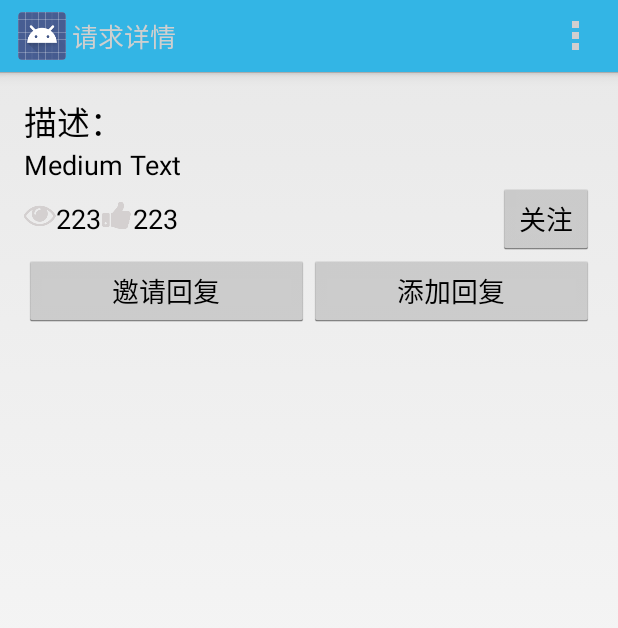
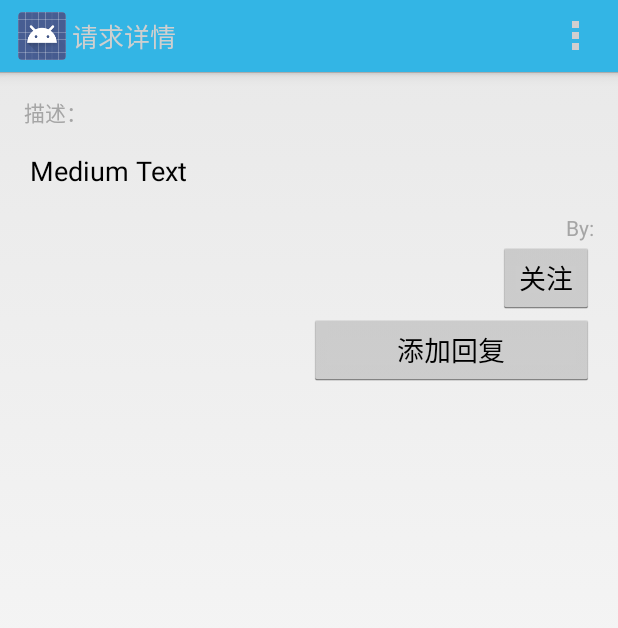
Before and after one commit to kyowang/Waneye_01, an Android app: the StarEyeDetailActivity screen opened directly, with no data from a screen before it, on a phone screen of 412 x 824 dp. Shown: the top 628 px of the screen. Run offline under Robolectric (Android 15) with nearby library versions, the phone set to English and light mode, and no system bars; libraries missing offline, so code that uses them is left out: com.baidu.mapapi; 2 statements that could not run were skipped.

Commit message:
fix bugs. hide message tab

```diff
--- a/app/src/main/java/com/example/wechatsample/StarEyeDetailActivity.java
+++ b/app/src/main/java/com/example/wechatsample/StarEyeDetailActivity.java
@@ -32,6 +32,7 @@ public class StarEyeDetailActivity extends Activity {
     private TextView mTVDescription;
     private String mUserName;
     private Integer mStarEyeInstance;
+    private TextView mTVByUser;
     private LatLng mLatLng = null;
     private Button mBtAnswer;
     private LinearLayout mLLAnswers;
@@ -41,12 +42,14 @@ public class StarEyeDetailActivity extends Activity {
         super.onCreate(savedInstanceState);
         setContentView(R.layout.activity_star_eye_detail);
         mTVDescription = (TextView) findViewById(R.id.tv_description);
+        mTVByUser = (TextView) findViewById(R.id.tv_byuser);
         mIntentMe = getIntent();
         mBundleData = mIntentMe.getExtras();
         if(! mBundleData.isEmpty())
         {
             mUserName = mBundleData.getString("username","");
-            mTVDescription.setText(mBundleData.getCharSequence("description") + "\nBy:" + mUserName);
+            mTVDescription.setText(mBundleData.getCharSequence("description"));
+            mTVByUser.setText("By:" + mUserName);
             mStarEyeInstance = mBundleData.getInt("instanceId",0);
             mLatLng = new LatLng(mBundleData.getDouble("latitude"),mBundleData.getDouble("longitude"));
         }
@@ -126,7 +129,7 @@ public class StarEyeDetailActivity extends Activity {
         ArrayList<LinearLayout> lls = new ArrayList<LinearLayout>();
         DisplayMetrics dm = getResources().getDisplayMetrics();
         final int height = (int) TypedValue.applyDimension(TypedValue.COMPLEX_UNIT_DIP, 150, dm);
-        Log.d("getLinearLayoutsFromJson: height = ",height+"");
+        Log.d("get: height = ",height+"");
         JSONArray ja = new JSONArray(json);
         for( int i = 0; i < ja.length(); i++)
         {
--- a/app/src/main/res/layout/activity_star_eye_detail.xml
+++ b/app/src/main/res/layout/activity_star_eye_detail.xml
@@ -1,6 +1,6 @@
 <RelativeLayout xmlns:android="http://schemas.android.com/apk/res/android"
     xmlns:tools="http://schemas.android.com/tools" android:layout_width="match_parent"
-    android:layout_height="match_parent" android:paddingLeft="@dimen/activity_horizontal_margin"
+    android:layout_height="wrap_content" android:paddingLeft="@dimen/activity_horizontal_margin"
     android:paddingRight="@dimen/activity_horizontal_margin"
     android:paddingTop="@dimen/activity_vertical_margin"
     android:paddingBottom="@dimen/activity_vertical_margin"
@@ -10,11 +10,12 @@
     <TextView
         android:layout_width="fill_parent"
         android:layout_height="wrap_content"
-        android:textAppearance="?android:attr/textAppearanceLarge"
+        android:textAppearance="?android:attr/textAppearanceSmall"
         android:text="描述："
         android:id="@+id/tv_title"
         android:layout_alignParentTop="true"
-        android:layout_alignParentRight="true" />
+        android:layout_alignParentRight="true"
+        android:textColor="#ffa5a5a5" />
 
     <TextView
         android:layout_width="fill_parent"
@@ -23,47 +24,38 @@
         android:text="Medium Text"
         android:id="@+id/tv_description"
         android:layout_below="@+id/tv_title"
-        android:layout_alignParentLeft="true" />
+        android:layout_alignParentLeft="true"
+        android:layout_marginTop="8dp"
+        android:layout_marginBottom="8dp"
+        android:paddingTop="8dp"
+        android:paddingBottom="8dp"
+        android:paddingLeft="4dp" />
+
+    <TextView
+        android:layout_width="wrap_content"
+        android:layout_height="wrap_content"
+        android:textAppearance="?android:attr/textAppearanceSmall"
+        android:text="By:"
+        android:id="@+id/tv_byuser"
+        android:layout_below="@+id/tv_description"
+        android:textColor="#ffa5a5a5"
+        android:layout_alignParentRight="true" />
 
     <LinearLayout
         android:orientation="horizontal"
         android:layout_width="fill_parent"
         android:layout_height="wrap_content"
-        android:layout_below="@+id/tv_description"
+        android:layout_below="@+id/tv_byuser"
         android:layout_alignParentLeft="true"
         android:id="@+id/llWatch">
-        <LinearLayout
+
+        <Button
             android:layout_width="wrap_content"
             android:layout_height="wrap_content"
-            android:layout_gravity="center_vertical">
+            android:text="评论"
+            android:id="@+id/button"
+            android:visibility="invisible" />
 
-
-
-            <ImageView
-                android:layout_width="wrap_content"
-                android:layout_height="wrap_content"
-                android:id="@+id/iv_watch"
-                android:src="@drawable/eye_d4d0d0_64" />
-
-            <TextView
-                android:layout_width="wrap_content"
-                android:layout_height="wrap_content"
-                android:textAppearance="?android:attr/textAppearanceMedium"
-                android:text="223"
-                android:id="@+id/tv_watch" />
-            <ImageView
-                android:layout_width="wrap_content"
-                android:layout_height="wrap_content"
-                android:id="@+id/iv_zan"
-                android:src="@drawable/thumbs_up_d4d0d0_64" />
-
-            <TextView
-                android:layout_width="wrap_content"
-                android:layout_height="wrap_content"
-                android:textAppearance="?android:attr/textAppearanceMedium"
-                android:text="223"
-                android:id="@+id/tv_zan" />
-        </LinearLayout>
         <RelativeLayout
             android:layout_width="wrap_content"
             android:layout_height="wrap_content"
@@ -103,7 +95,8 @@
             android:layout_height="wrap_content"
             android:text="邀请回复"
             android:id="@+id/btInvite"
-            android:layout_weight="3" />
+            android:layout_weight="3"
+            android:visibility="invisible" />
     </LinearLayout>
     <LinearLayout
         android:layout_width="wrap_content"
--- a/app/src/main/res/menu/main.xml
+++ b/app/src/main/res/menu/main.xml
@@ -1,13 +1,13 @@
 <menu xmlns:android="http://schemas.android.com/apk/res/android"
     xmlns:tools="http://schemas.android.com/tools"
     tools:context="com.example.wechatsample.MainActivity" >
-
+<!--
     <item
         android:id="@+id/action_search"
         android:actionViewClass="android.widget.SearchView"
         android:icon="@drawable/actionbar_search_icon"
         android:showAsAction="ifRoom|collapseActionView"
-        android:title="@string/action_search"/>
+        android:title="@string/action_search"/> -->
     <item
         android:id="@+id/action_plus"
         android:actionProviderClass="com.example.wechatsample.PlusActionProvider"
```
